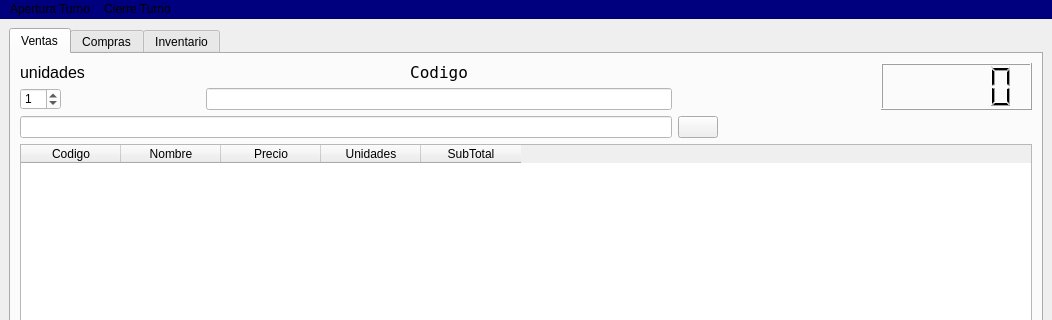
First picture: the form in ventanaPrincipal.ui, repository MatiSalinas/PoSLibreria, before the edit; both pictures show x 0 to 1052 and y 0 to 320 of the 1052 by 836 pixel window.
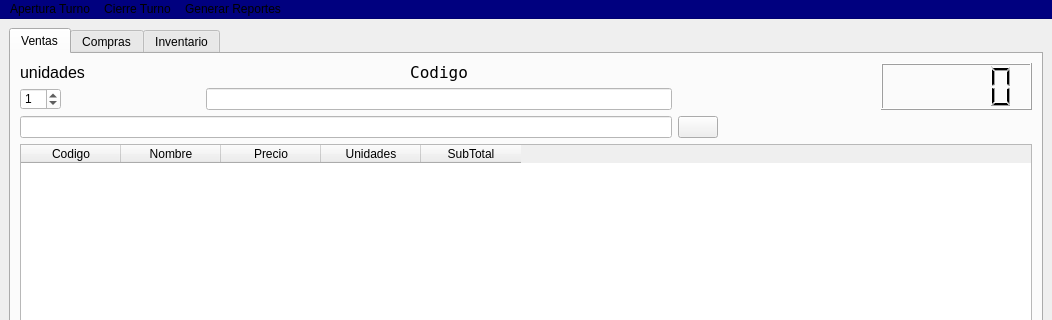
Second picture: the form after the edit.

Commit message: Ahora las ventas se ven reflejadas en el inventario y se actualizan sus respectivas tablas de producto/libro

The edit to the form file:
```diff
--- a/ventanaPrincipal.ui
+++ b/ventanaPrincipal.ui
@@ -1104,8 +1104,15 @@
     <addaction name="botonCierreCaja"/>
     <addaction name="botonRendicionCaja"/>
    </widget>
+   <widget class="QMenu" name="menuGenerar_Reportes">
+    <property name="title">
+     <string>Generar Reportes</string>
+    </property>
+    <addaction name="reporte_Ventas"/>
+   </widget>
    <addaction name="menuAoertyra_Tyrbo"/>
    <addaction name="menuCierre_Turno"/>
+   <addaction name="menuGenerar_Reportes"/>
   </widget>
   <action name="abrirTurno">
    <property name="text">
```
Left out of the diff: 5 changed lines with no effect on the pictures. The commit also changes 2 other files.
